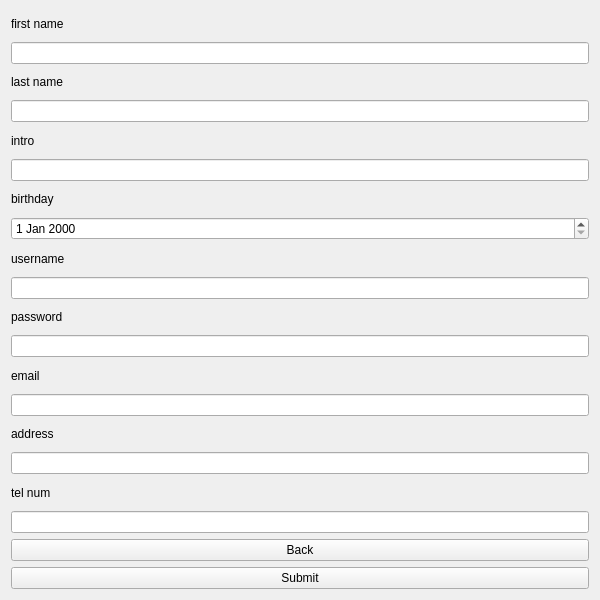
Qt form ui/edit_profile.ui (PooyaFekri/LinkedIn) before a commit.
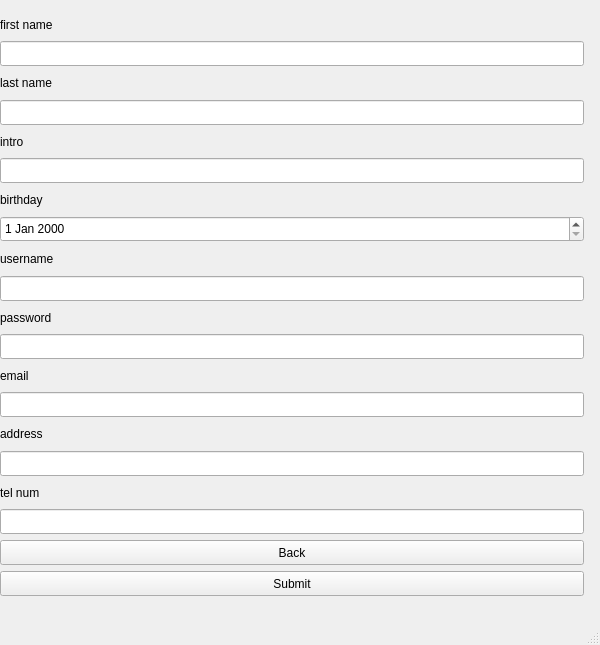
The same form after that commit.

Diff of the .ui file:
```diff
--- a/ui/edit_profile.ui
+++ b/ui/edit_profile.ui
@@ -1,124 +1,264 @@
 <?xml version="1.0" encoding="UTF-8"?>
 <ui version="4.0">
- <class>EditProfile</class>
- <widget class="QWidget" name="EditProfile">
+ <class>MainWindow</class>
+ <widget class="QMainWindow" name="MainWindow">
   <property name="geometry">
    <rect>
     <x>0</x>
     <y>0</y>
     <width>600</width>
-    <height>600</height>
+    <height>645</height>
    </rect>
   </property>
   <property name="windowTitle">
    <string>Form</string>
   </property>
-  <layout class="QVBoxLayout" name="verticalLayout">
-   <item>
-    <widget class="QLabel" name="firstName">
-     <property name="text">
-      <string>first name</string>
-     </property>
-    </widget>
-   </item>
-   <item>
-    <widget class="QLineEdit" name="lineEdit_firstName"/>
-   </item>
-   <item>
-    <widget class="QLabel" name="lastName">
-     <property name="text">
-      <string>last name</string>
-     </property>
-    </widget>
-   </item>
-   <item>
-    <widget class="QLineEdit" name="lineEdit_lastName"/>
-   </item>
-   <item>
+  <widget class="QWidget" name="centralwidget">
+   <widget class="QDateEdit" name="dateEdit_birthday">
+    <property name="geometry">
+     <rect>
+      <x>0</x>
+      <y>216</y>
+      <width>584</width>
+      <height>26</height>
+     </rect>
+    </property>
+   </widget>
+   <widget class="QLineEdit" name="lineEdit_firstName">
+    <property name="geometry">
+     <rect>
+      <x>0</x>
+      <y>41</y>
+      <width>584</width>
+      <height>25</height>
+     </rect>
+    </property>
+   </widget>
+   <widget class="QLineEdit" name="lineEdit_password">
+    <property name="geometry">
+     <rect>
+      <x>0</x>
+      <y>334</y>
+      <width>584</width>
+      <height>25</height>
+     </rect>
+    </property>
+   </widget>
+   <widget class="QLineEdit" name="lineEdit_address">
+    <property name="geometry">
+     <rect>
+      <x>0</x>
+      <y>451</y>
+      <width>584</width>
+      <height>25</height>
+     </rect>
+    </property>
+   </widget>
     <widget class="QLabel" name="intro">
+    <property name="geometry">
+     <rect>
+      <x>0</x>
+      <y>131</y>
+      <width>584</width>
+      <height>21</height>
+     </rect>
+    </property>
      <property name="text">
       <string>intro</string>
      </property>
     </widget>
-   </item>
-   <item>
-    <widget class="QLineEdit" name="lineEdit_intro"/>
-   </item>
-   <item>
+   <widget class="QPushButton" name="back_button">
+    <property name="geometry">
+     <rect>
+      <x>0</x>
+      <y>540</y>
+      <width>584</width>
+      <height>25</height>
+     </rect>
+    </property>
+    <property name="text">
+     <string>Back</string>
+    </property>
+   </widget>
+   <widget class="QLineEdit" name="lineEdit_telNum">
+    <property name="geometry">
+     <rect>
+      <x>0</x>
+      <y>509</y>
+      <width>584</width>
+      <height>25</height>
+     </rect>
+    </property>
+   </widget>
+   <widget class="QLabel" name="lastName">
+    <property name="geometry">
+     <rect>
+      <x>0</x>
+      <y>72</y>
+      <width>584</width>
+      <height>22</height>
+     </rect>
+    </property>
+    <property name="text">
+     <string>last name</string>
+    </property>
+   </widget>
+   <widget class="QLabel" name="address">
+    <property name="geometry">
+     <rect>
+      <x>0</x>
+      <y>423</y>
+      <width>584</width>
+      <height>22</height>
+     </rect>
+    </property>
+    <property name="text">
+     <string>address</string>
+    </property>
+   </widget>
     <widget class="QLabel" name="birthday">
+    <property name="geometry">
+     <rect>
+      <x>0</x>
+      <y>189</y>
+      <width>584</width>
+      <height>21</height>
+     </rect>
+    </property>
      <property name="text">
       <string>birthday</string>
      </property>
     </widget>
-   </item>
-   <item>
-    <widget class="QDateEdit" name="dateEdit_birthday"/>
-   </item>
-   <item>
-    <widget class="QLabel" name="username">
+   <widget class="QLabel" name="firstName">
+    <property name="geometry">
+     <rect>
+      <x>0</x>
+      <y>14</y>
+      <width>584</width>
+      <height>21</height>
+     </rect>
+    </property>
      <property name="text">
-      <string>username</string>
-     </property>
-    </widget>
-   </item>
-   <item>
-    <widget class="QLineEdit" name="lineEdit_username"/>
-   </item>
-   <item>
+     <string>first name</string>
+    </property>
+   </widget>
     <widget class="QLabel" name="password">
+    <property name="geometry">
+     <rect>
+      <x>0</x>
+      <y>307</y>
+      <width>584</width>
+      <height>21</height>
+     </rect>
+    </property>
      <property name="text">
       <string>password</string>
      </property>
     </widget>
-   </item>
-   <item>
-    <widget class="QLineEdit" name="lineEdit_password"/>
-   </item>
-   <item>
+   <widget class="QLineEdit" name="lineEdit_email">
+    <property name="geometry">
+     <rect>
+      <x>0</x>
+      <y>392</y>
+      <width>584</width>
+      <height>25</height>
+     </rect>
+    </property>
+   </widget>
     <widget class="QLabel" name="email">
+    <property name="geometry">
+     <rect>
+      <x>0</x>
+      <y>365</y>
+      <width>584</width>
+      <height>21</height>
+     </rect>
+    </property>
      <property name="text">
       <string>email</string>
      </property>
     </widget>
-   </item>
-   <item>
-    <widget class="QLineEdit" name="lineEdit_email"/>
-   </item>
-   <item>
-    <widget class="QLabel" name="address">
-     <property name="text">
-      <string>address</string>
-     </property>
-    </widget>
-   </item>
-   <item>
-    <widget class="QLineEdit" name="lineEdit_address"/>
-   </item>
-   <item>
     <widget class="QLabel" name="telNum">
+    <property name="geometry">
+     <rect>
+      <x>0</x>
+      <y>482</y>
+      <width>584</width>
+      <height>21</height>
+     </rect>
+    </property>
      <property name="text">
       <string>tel num</string>
      </property>
     </widget>
-   </item>
-   <item>
-    <widget class="QLineEdit" name="lineEdit_telNum"/>
-   </item>
-   <item>
-    <widget class="QPushButton" name="back_button">
-     <property name="text">
-      <string>Back</string>
-     </property>
-    </widget>
-   </item>
-   <item>
+   <widget class="QLineEdit" name="lineEdit_username">
+    <property name="geometry">
+     <rect>
+      <x>0</x>
+      <y>276</y>
+      <width>584</width>
+      <height>25</height>
+     </rect>
+    </property>
+   </widget>
+   <widget class="QLineEdit" name="lineEdit_intro">
+    <property name="geometry">
+     <rect>
+      <x>0</x>
+      <y>158</y>
+      <width>584</width>
+      <height>25</height>
+     </rect>
+    </property>
+   </widget>
     <widget class="QPushButton" name="submit_button">
+    <property name="geometry">
+     <rect>
+      <x>0</x>
+      <y>571</y>
+      <width>584</width>
+      <height>25</height>
+     </rect>
+    </property>
      <property name="text">
       <string>Submit</string>
      </property>
     </widget>
-   </item>
-  </layout>
+   <widget class="QLabel" name="username">
+    <property name="geometry">
+     <rect>
+      <x>0</x>
+      <y>248</y>
+      <width>584</width>
+      <height>22</height>
+     </rect>
+    </property>
+    <property name="text">
+     <string>username</string>
+    </property>
+   </widget>
+   <widget class="QLineEdit" name="lineEdit_lastName">
+    <property name="geometry">
+     <rect>
+      <x>0</x>
+      <y>100</y>
+      <width>584</width>
+      <height>25</height>
+     </rect>
+    </property>
+   </widget>
+  </widget>
+  <widget class="QMenuBar" name="menubar">
+   <property name="geometry">
+    <rect>
+     <x>0</x>
+     <y>0</y>
+     <width>600</width>
+     <height>22</height>
+    </rect>
+   </property>
+  </widget>
+  <widget class="QStatusBar" name="statusbar"/>
  </widget>
  <resources/>
  <connections/>
```
Left out of the diff: 2 changed lines with no effect on the pictures. Lines whose indentation alone changed are shown as unchanged.
